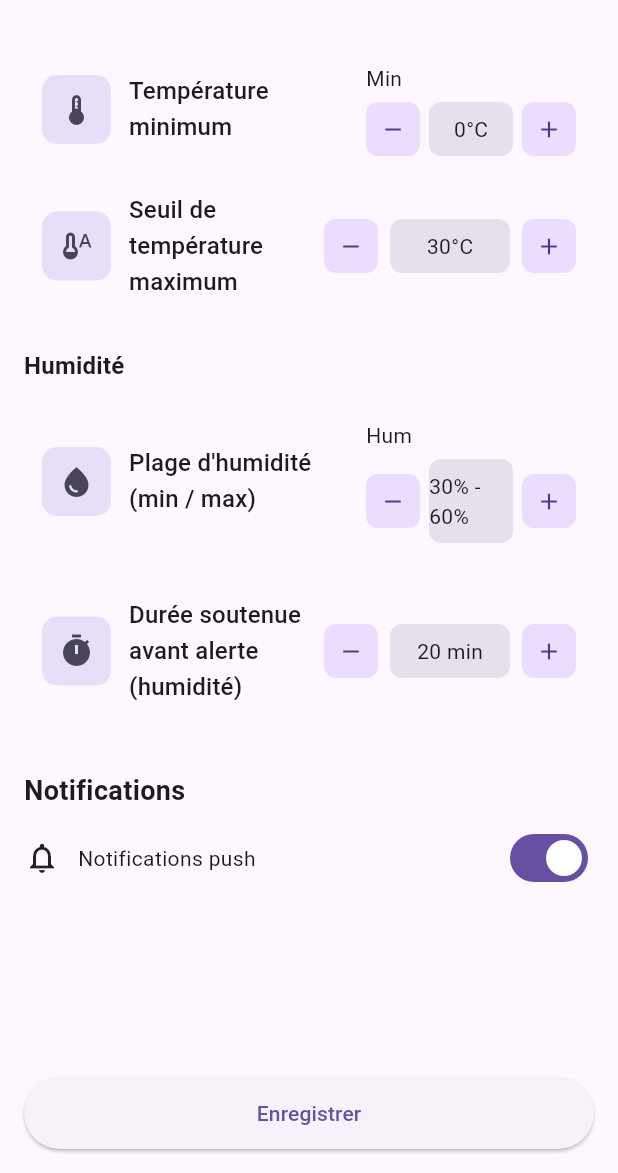
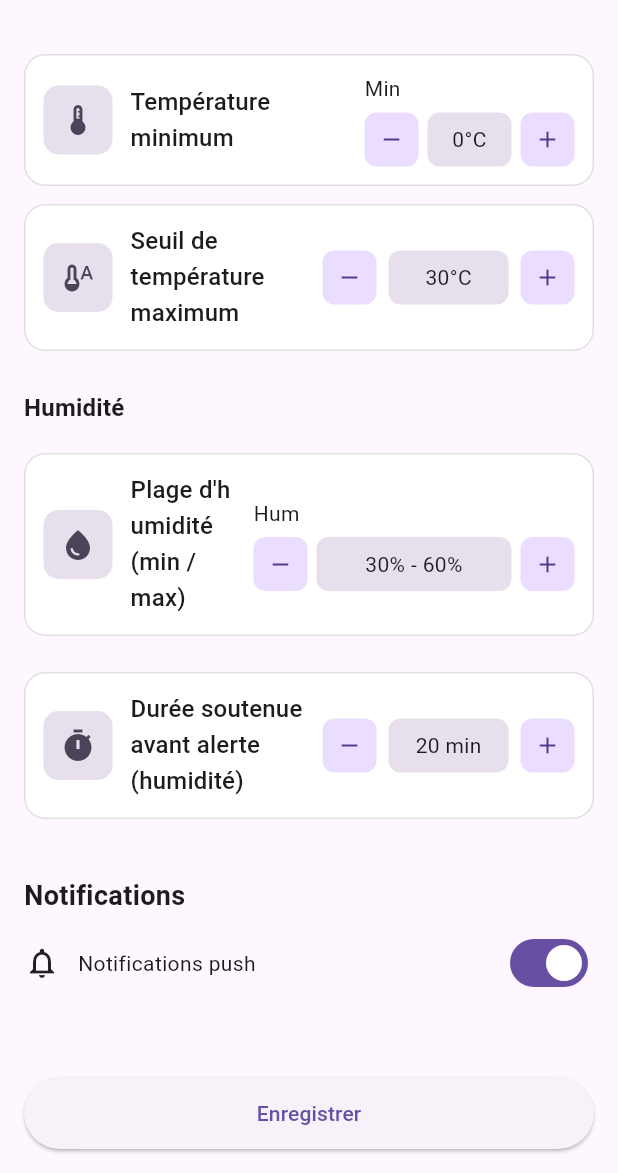
Before and after one commit to beytullahsnk/ABD-CatCare-Front, a Flutter app: the ProfilePage screen opened by its route, after a tap on "Environnement", on a phone screen of 412 x 824 dp, the part 63-1236 px from its top. Run offline on Flutter 3.47's test engine with Material 3 defaults, Android fonts, the phone set to English and light mode, and no system bars; our stand-ins replace fl_chart, go_router, shared_preferences; accounts and stored records are empty.

Commit message:
visual enhancement

```diff
--- a/lib/screens/dashboard/dashboard_screen.dart
+++ b/lib/screens/dashboard/dashboard_screen.dart
@@ -378,8 +378,8 @@ class _DashboardScreenState extends State<DashboardScreen> {
             label: 'Environnement',
           ),
           BottomNavigationBarItem(
-            // Activité: déplacement / course
-            icon: Icon(Icons.directions_run_outlined),
+            // Activité: chat/patte (pets)
+            icon: Icon(Icons.pets),
             label: 'Activité',
           ),
         ],
--- a/lib/screens/profile/profile_page.dart
+++ b/lib/screens/profile/profile_page.dart
@@ -51,14 +51,20 @@ class ProfilePage extends StatelessWidget {
           const SizedBox(height: 8),
 
           Card(
-            shape:
-                RoundedRectangleBorder(borderRadius: BorderRadius.circular(12)),
+            color: Colors.white,
+            elevation: 0,
+            shadowColor: Colors.transparent,
+            surfaceTintColor: Colors.transparent,
+            shape: RoundedRectangleBorder(
+              borderRadius: BorderRadius.circular(14),
+              side: BorderSide(color: Colors.grey.shade300),
+            ),
             child: ListTile(
               leading: Container(
                 width: 44,
                 height: 44,
                 decoration: BoxDecoration(
-                  color: cs.secondaryContainer,
+                  color: cs.surfaceVariant,
                   borderRadius: BorderRadius.circular(10),
                 ),
                 child:
@@ -77,14 +83,20 @@ class ProfilePage extends StatelessWidget {
           const SizedBox(height: 8),
 
           Card(
-            shape:
-                RoundedRectangleBorder(borderRadius: BorderRadius.circular(12)),
+            color: Colors.white,
+            elevation: 0,
+            shadowColor: Colors.transparent,
+            surfaceTintColor: Colors.transparent,
+            shape: RoundedRectangleBorder(
+              borderRadius: BorderRadius.circular(14),
+              side: BorderSide(color: Colors.grey.shade300),
+            ),
             child: ListTile(
               leading: Container(
                 width: 44,
                 height: 44,
                 decoration: BoxDecoration(
-                  color: cs.secondaryContainer,
+                  color: cs.surfaceVariant,
                   borderRadius: BorderRadius.circular(10),
                 ),
                 child: Icon(Icons.inventory_2, color: cs.onSecondaryContainer),
@@ -101,14 +113,20 @@ class ProfilePage extends StatelessWidget {
           const SizedBox(height: 8),
 
           Card(
-            shape:
-                RoundedRectangleBorder(borderRadius: BorderRadius.circular(12)),
+            color: Colors.white,
+            elevation: 0,
+            shadowColor: Colors.transparent,
+            surfaceTintColor: Colors.transparent,
+            shape: RoundedRectangleBorder(
+              borderRadius: BorderRadius.circular(14),
+              side: BorderSide(color: Colors.grey.shade300),
+            ),
             child: ListTile(
               leading: Container(
                 width: 44,
                 height: 44,
                 decoration: BoxDecoration(
-                  color: cs.secondaryContainer,
+                  color: cs.surfaceVariant,
                   borderRadius: BorderRadius.circular(10),
                 ),
                 child: Icon(Icons.thermostat, color: cs.onSecondaryContainer),
--- a/lib/screens/settings/environment_settings_page.dart
+++ b/lib/screens/settings/environment_settings_page.dart
@@ -173,6 +173,7 @@ class _EnvironmentSettingsPageState extends State<EnvironmentSettingsPage> {
                       onDec: decHumMin,
                       onInc: incHumMax,
                       theme: theme,
+                      boxWidth: 130,
                     ),
                   ),
                   const SizedBox(height: 12),
@@ -201,17 +202,7 @@ class _EnvironmentSettingsPageState extends State<EnvironmentSettingsPage> {
                   const SizedBox(height: 12),
                   // const SectionTitle('Pression'),
                   // const SizedBox(height: 8),
-                  // _SettingCard(
-                  //   icon: Icons.speed,
-                  //   title: 'Seuil de variation de pression (hPa)',
-                  //   child: Row(
-                  //     children: [
-                  //       _SmallButton(
-                  //           icon: Icons.remove, onTap: decPressureChange),
-                  //       const SizedBox(width: 8),
-                  //       Container(
-                  //         width: 80,
-                  //         padding: const EdgeInsets.symmetric(vertical: 8),
+
                   //         alignment: Alignment.center,
                   //         decoration: BoxDecoration(
                   //           color: theme.colorScheme.surfaceVariant,
@@ -310,9 +301,11 @@ class _SettingCard extends StatelessWidget {
     final cs = Theme.of(context).colorScheme;
     return Container(
       padding: const EdgeInsets.all(12),
+      margin: const EdgeInsets.symmetric(vertical: 6),
       decoration: BoxDecoration(
-        color: cs.surface,
-        borderRadius: BorderRadius.circular(12),
+        color: Colors.white,
+        borderRadius: BorderRadius.circular(14),
+        border: Border.all(color: Colors.grey.shade300),
       ),
       child: Row(
         children: [
@@ -320,7 +313,7 @@ class _SettingCard extends StatelessWidget {
             width: 46,
             height: 46,
             decoration: BoxDecoration(
-              color: cs.secondaryContainer,
+              color: cs.surfaceVariant,
               borderRadius: BorderRadius.circular(10),
             ),
             alignment: Alignment.center,
@@ -344,12 +337,14 @@ class _MinMaxColumn extends StatelessWidget {
   final VoidCallback onDec;
   final VoidCallback onInc;
   final ThemeData theme;
+  final double? boxWidth;
   const _MinMaxColumn({
     required this.label,
     required this.valueText,
     required this.onDec,
     required this.onInc,
     required this.theme,
+    this.boxWidth,
   });
 
   @override
@@ -364,14 +359,17 @@ class _MinMaxColumn extends StatelessWidget {
             _SmallButton(icon: Icons.remove, onTap: onDec),
             const SizedBox(width: 6),
             Container(
-              width: 56,
+              width: boxWidth ?? 56,
               alignment: Alignment.center,
               padding: const EdgeInsets.symmetric(vertical: 8),
               decoration: BoxDecoration(
                 color: theme.colorScheme.surfaceVariant,
                 borderRadius: BorderRadius.circular(8),
               ),
-              child: Text(valueText),
+              child: Text(
+                valueText,
+                textAlign: TextAlign.center,
+              ),
             ),
             const SizedBox(width: 6),
             _SmallButton(icon: Icons.add, onTap: onInc),
```
Also changed, not shown: lib/screens/settings/activity_settings_page.dart (+8 -11 lines), lib/screens/settings/litter_settings_page.dart (+6 -7 lines).
